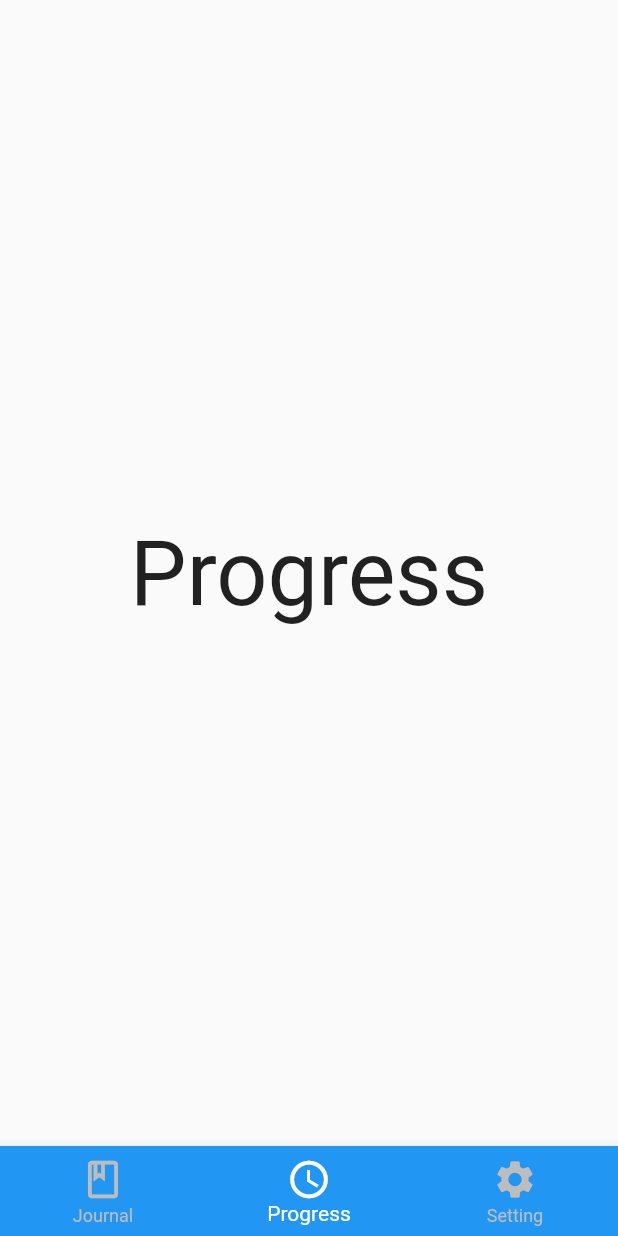
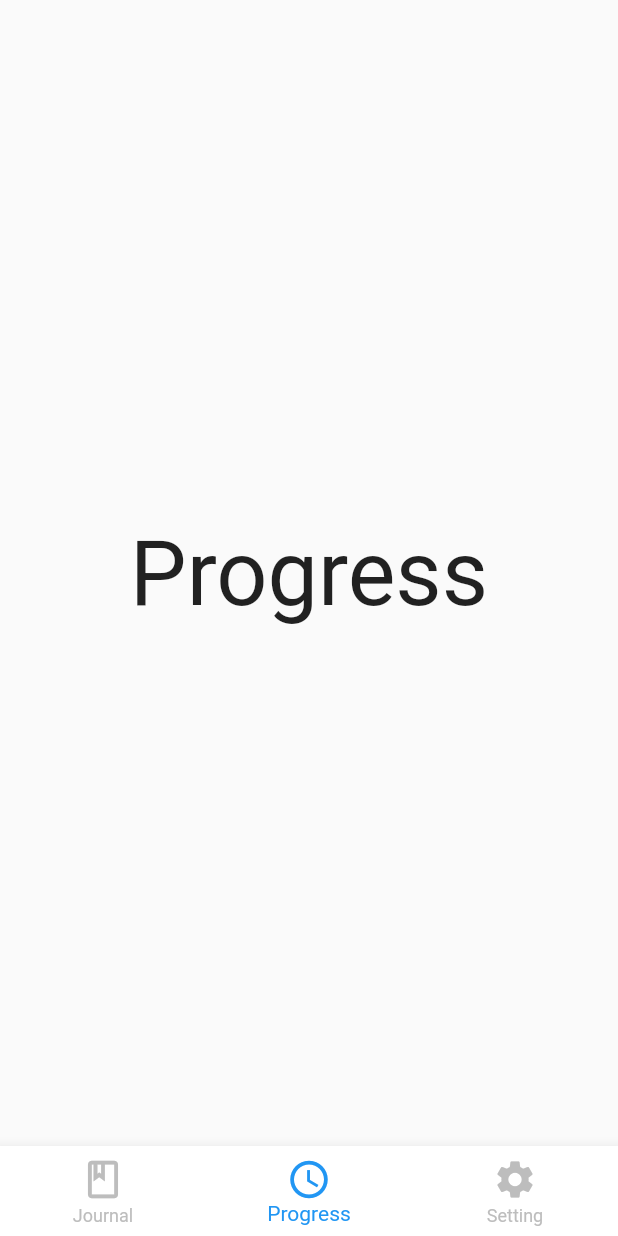
Before and after one commit to SamakshBansal/habitify, a Flutter app: the screen it shows after launch, item 2 of the bottom bar chosen, on a phone screen of 412 x 824 dp. Run offline on Flutter 3.47's test engine with Material 2 defaults, Android fonts, the phone set to English and light mode, and no system bars.

Commit message:
Bottom Nav Bar

```diff
--- a/lib/main.dart
+++ b/lib/main.dart
@@ -1,4 +1,7 @@
 import 'package:flutter/material.dart';
+import 'screens/journal.dart';
+import 'screens/progress.dart';
+import 'screens/setting.dart';
 
 void main() {
   runApp(const MyApp());
@@ -37,24 +40,9 @@ class _MainState extends State<Main> {
   }
 
   final screens = [
-    const Center(
-      child: Text(
-        'Journal',
-        style: TextStyle(fontSize: 60),
-      ),
-    ),
-    const Center(
-      child: Text(
-        'Progress',
-        style: TextStyle(fontSize: 60),
-      ),
-    ),
-    const Center(
-      child: Text(
-        'Setting',
-        style: TextStyle(fontSize: 60),
-      ),
-    ),
+    const MyJournal(),
+    const MyProgress(),
+    const MySetting(),
   ];
 
   @override
@@ -66,8 +54,8 @@ class _MainState extends State<Main> {
       ),
       bottomNavigationBar: BottomNavigationBar(
         type: BottomNavigationBarType.fixed,
-        backgroundColor: Colors.blue,
-        selectedItemColor: Colors.white,
+        backgroundColor: Colors.white,
+        selectedItemColor: Colors.blue,
         unselectedItemColor: Colors.grey.shade400,
         iconSize: 30,
         currentIndex: currentIndex,
--- /dev/null
+++ b/lib/screens/progress.dart
@@ -0,0 +1,20 @@
+import 'package:flutter/material.dart';
+
+class MyProgress extends StatefulWidget {
+  const MyProgress({Key? key}) : super(key: key);
+
+  @override
+  _MyProgressState createState() => _MyProgressState();
+}
+
+class _MyProgressState extends State<MyProgress> {
+  @override
+  Widget build(BuildContext context) {
+    return const Center(
+      child: Text(
+        'Progress',
+        style: TextStyle(fontSize: 60),
+      ),
+    );
+  }
+}
--- a/pubspec.yaml
+++ b/pubspec.yaml
@@ -29,7 +29,7 @@ environment:
 dependencies:
   flutter:
     sdk: flutter
-
+  intl: ^0.17.0
 
   # The following adds the Cupertino Icons font to your application.
   # Use with the CupertinoIcons class for iOS style icons.
```
Also changed, not shown: lib/screens/journal.dart (added, +31 -0 lines), lib/screens/setting.dart (added, +20 -0 lines), pubspec.lock.
